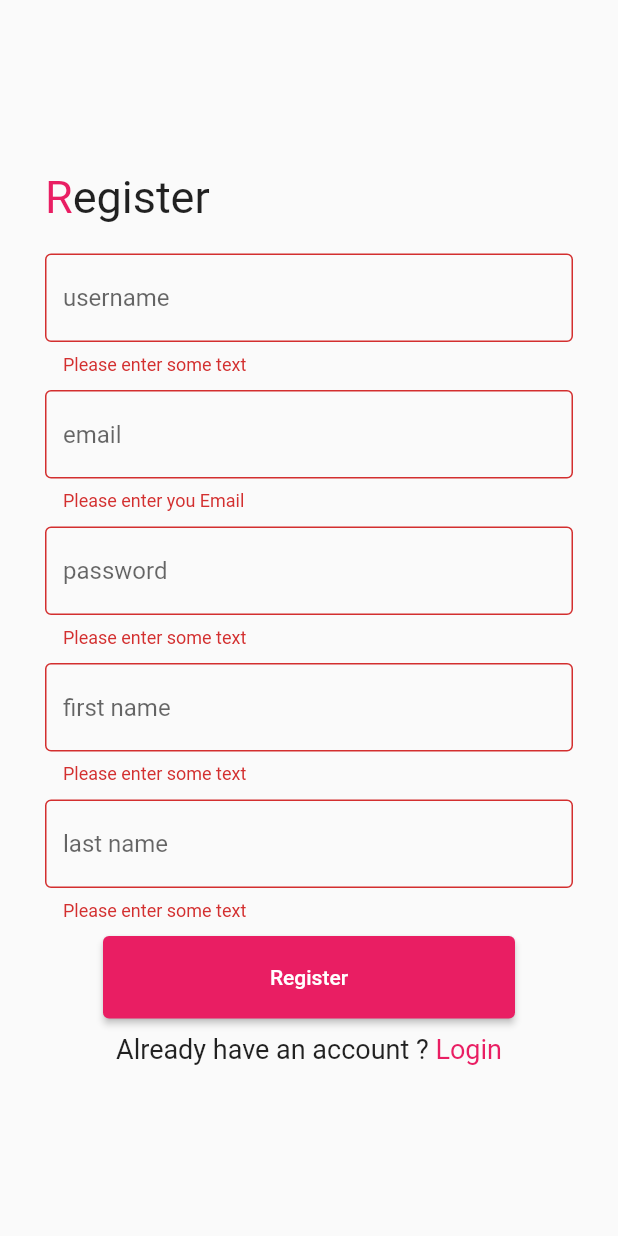
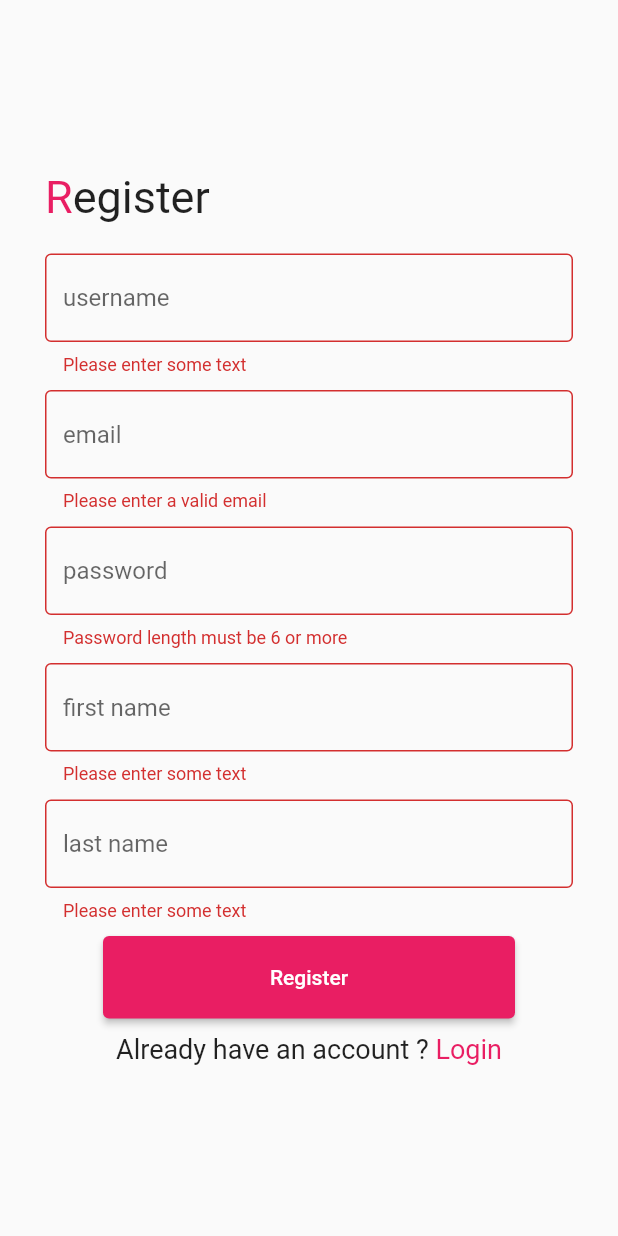
Before and after one commit to abdelaziz-nour/The-Red-Pen, a Flutter app: the Register screen opened directly, after a tap on "Register", on a phone screen of 412 x 824 dp. Run offline on Flutter 3.47's test engine with Material 2 defaults, Android fonts, the phone set to English and light mode, and no system bars; our stand-ins replace email_validator, shared_preferences; accounts and stored records are empty; network calls fail.

Commit message:
Bugs fixing

```diff
--- a/lib/casesPage.dart
+++ b/lib/casesPage.dart
@@ -146,7 +146,6 @@ class CasesClass extends StatelessWidget {
                   'Donate',
                   style: TextStyle(color: Colors.white),
                 ),
-                //style: ElevatedButton.styleFrom(primary: Colors.pink),
               ),
               isThreeLine: true,
             ),
--- a/lib/loginPage.dart
+++ b/lib/loginPage.dart
@@ -167,7 +167,8 @@ class Welcome extends StatelessWidget {
                       onTap: () {
                         Navigator.push(
                           context,
-                          MaterialPageRoute(builder: (context) => AdminCases()),
+                          MaterialPageRoute(
+                              builder: (context) => AdminCases('Admin')),
                         );
                       },
                       child: Container(
--- a/lib/monthlyReportPage.dart
+++ b/lib/monthlyReportPage.dart
@@ -160,14 +160,3 @@ class CasesClass extends StatelessWidget {
     );
   }
 }
-
-
-
-/*
-DataRow(cells: [
-          DataCell(Container(child: Text(list[index]['donor']))),
-          DataCell(Container(child: Text('${list[index]['student']}'))),
-          DataCell(Container(child: Text('${list[index]['donation_amount']}'))),
-          DataCell(Container(child: Text('${list[index]['date']}')))
-        ]);
-*/
--- a/lib/registerPage.dart
+++ b/lib/registerPage.dart
@@ -1,5 +1,6 @@
 import 'dart:core';
 
+import 'package:email_validator/email_validator.dart';
 import 'package:flutter/material.dart';
 import 'package:training/LoginPage.dart';
 import 'package:training/apiModels/my_api.dart';
@@ -21,27 +22,6 @@ class _RegisterState extends State<Register> {
   final GlobalKey<ScaffoldState> _scaffoldKey = new GlobalKey<ScaffoldState>();
   final DatabaseHelper _databaseHelper = DatabaseHelper();
 
-  void _showDialog(context) {
-    showDialog(
-        context: context,
-        builder: (BuildContext context) {
-          return AlertDialog(
-              title: new Text('Failed'),
-              content: new Text(
-                  'Username must be unique and email should be like abc@abc.abc'),
-              actions: <Widget>[
-                new ElevatedButton(
-                    style: ElevatedButton.styleFrom(primary: Colors.pink),
-                    child: new Text(
-                      'Close',
-                    ),
-                    onPressed: () {
-                      Navigator.of(context).pop();
-                    })
-              ]);
-        });
-  }
-
   _onPressed(context) async {
     await _databaseHelper.registerData(
         usernameController.text.trim(),
@@ -53,7 +33,10 @@ class _RegisterState extends State<Register> {
         _databaseHelper.loginUsernameStatus ||
         _databaseHelper.loginEmailStatus ||
         _databaseHelper.loginEmailStatus1) {
-      _showDialog(context);
+      _databaseHelper.showMyDialog(
+          context: context,
+          title: 'Failed',
+          content: 'Username and password must be unique');
     } else
       Navigator.push<void>(
         context,
@@ -112,12 +95,10 @@ class _RegisterState extends State<Register> {
                             decoration: InputDecoration(
                                 border: OutlineInputBorder(),
                                 hintText: 'email'),
-                            validator: (value) {
-                              if (value == null || value.isEmpty) {
-                                return 'Please enter you Email';
-                              }
-                              return null;
-                            },
+                            validator: (value) =>
+                                EmailValidator.validate(value!)
+                                    ? null
+                                    : "Please enter a valid email",
                             controller: emailController,
                           ),
                           SizedBox(
@@ -129,8 +110,10 @@ class _RegisterState extends State<Register> {
                                 border: OutlineInputBorder(),
                                 hintText: 'password'),
                             validator: (value) {
-                              if (value == null || value.isEmpty) {
-                                return 'Please enter some text';
+                              if (value == null ||
+                                  value.isEmpty ||
+                                  value.length <= 5) {
+                                return 'Password length must be 6 or more';
                               }
                               return null;
                             },
--- a/pubspec.yaml
+++ b/pubspec.yaml
@@ -30,6 +30,7 @@ dependencies:
   cupertino_icons: ^1.0.2
   http: ^0.13.4
   shared_preferences: ^2.0.13
+  email_validator: ^2.0.1
 
 dev_dependencies:
   flutter_test:
```
Also changed, not shown: lib/DonatePage.dart (+22 -33 lines), lib/add_casePage.dart (+12 -47 lines), lib/add_paymentMethodPage.dart (+5 -16 lines), lib/admin_casesPage.dart (+5 -3 lines), lib/apiModels/my_api.dart (+34 -0 lines), lib/donationsHistoryPage.dart (+6 -27 lines), lib/main.dart (line endings or trailing spaces), pubspec.lock, 1 other file.
